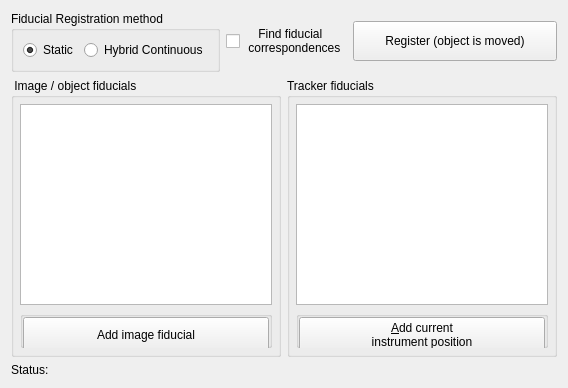
Before: the Qt Designer form Modules/IGTUI/Qmitk/QmitkFiducialRegistrationWidget.ui in MITK/MITK, drawn with Qt 5.
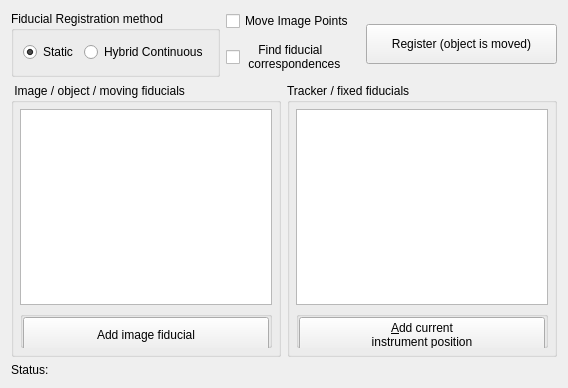
After: the same form once the commit is applied. Custom widgets are drawn as their Qt base class.

Commit message: Image is not necessarily needed, option to transform points.

Patch:
```diff
--- a/Modules/IGTUI/Qmitk/QmitkFiducialRegistrationWidget.ui
+++ b/Modules/IGTUI/Qmitk/QmitkFiducialRegistrationWidget.ui
@@ -55,24 +55,7 @@
      </layout>
     </widget>
    </item>
-   <item row="0" column="1">
-    <widget class="QCheckBox" name="m_UseICPRegistration">
-     <property name="minimumSize">
-      <size>
-       <width>0</width>
-       <height>40</height>
-      </size>
-     </property>
-     <property name="toolTip">
-      <string>&lt;html&gt;&lt;head/&gt;&lt;body&gt;&lt;p&gt;Find fiducial correspondences (needs 6+ fiducial pairs)&lt;/p&gt;&lt;/body&gt;&lt;/html&gt;</string>
-     </property>
-     <property name="text">
-      <string>    Find fiducial
- correspondences</string>
-     </property>
-    </widget>
-   </item>
-   <item row="0" column="2">
+   <item row="0" column="3">
     <widget class="QPushButton" name="m_RegisterFiducialsBtn">
      <property name="sizePolicy">
       <sizepolicy hsizetype="Expanding" vsizetype="Fixed">
@@ -91,7 +74,7 @@
      </property>
     </widget>
    </item>
-   <item row="1" column="0" colspan="3">
+   <item row="1" column="0" colspan="4">
     <layout class="QHBoxLayout" name="horizontalLayout_4">
      <item>
       <widget class="QGroupBox" name="sourceLandmarksGroupBox">
@@ -102,7 +85,7 @@
         </sizepolicy>
        </property>
        <property name="title">
-        <string> Image / object fiducials</string>
+        <string> Image / object / moving fiducials</string>
        </property>
        <layout class="QVBoxLayout" name="verticalLayout">
         <property name="leftMargin">
@@ -206,7 +189,7 @@
         </sizepolicy>
        </property>
        <property name="title">
-        <string>Tracker fiducials </string>
+        <string>Tracker / fixed fiducials </string>
        </property>
        <layout class="QVBoxLayout" name="verticalLayout_2">
         <property name="leftMargin">
@@ -334,6 +317,34 @@
      </item>
     </layout>
    </item>
+   <item row="0" column="1">
+    <layout class="QVBoxLayout" name="verticalLayout_6">
+     <item>
+      <widget class="QCheckBox" name="m_MoveImagePoints">
+       <property name="text">
+        <string>Move Image Points</string>
+       </property>
+      </widget>
+     </item>
+     <item>
+      <widget class="QCheckBox" name="m_UseICPRegistration">
+       <property name="minimumSize">
+        <size>
+         <width>0</width>
+         <height>40</height>
+        </size>
+       </property>
+       <property name="toolTip">
+        <string>&lt;html&gt;&lt;head/&gt;&lt;body&gt;&lt;p&gt;Find fiducial correspondences (needs 6+ fiducial pairs)&lt;/p&gt;&lt;/body&gt;&lt;/html&gt;</string>
+       </property>
+       <property name="text">
+        <string>    Find fiducial
+ correspondences</string>
+       </property>
+      </widget>
+     </item>
+    </layout>
+   </item>
   </layout>
   <zorder>m_RegisterFiducialsBtn</zorder>
   <zorder>m_UseICPRegistration</zorder>
```
Left out of the diff: 3 changed lines with no effect on the pictures. The commit also changes 1 other file.
